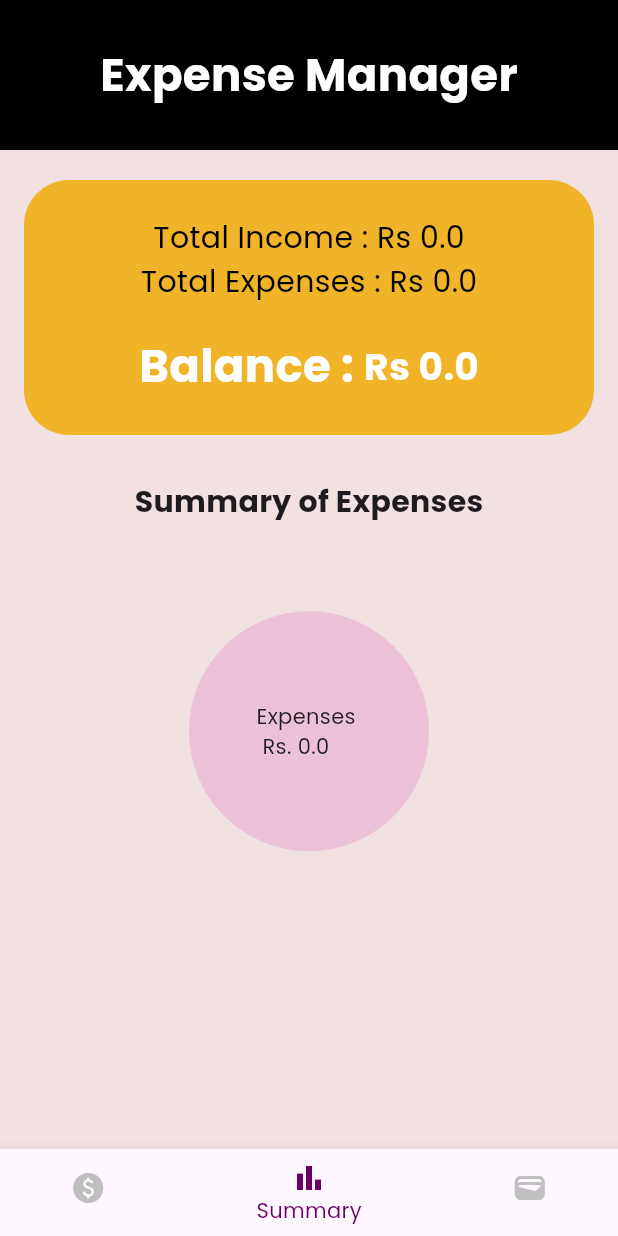
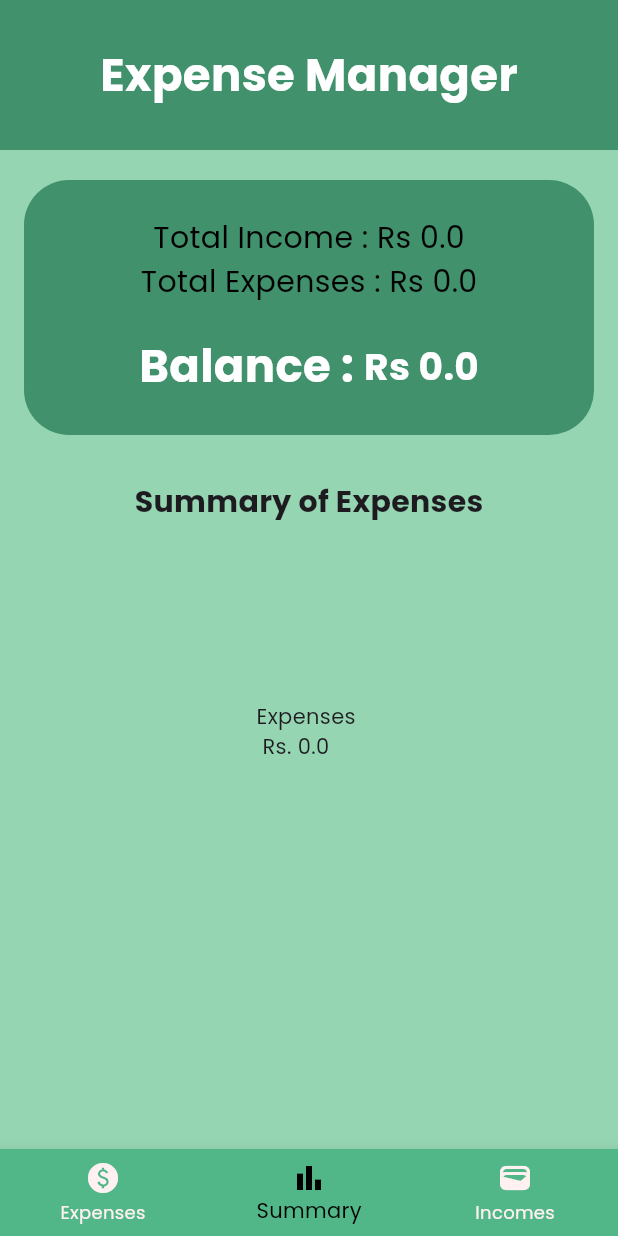
Before and after one commit to iRajapaksha/Expense-Manager-App, a Flutter app: the screen it shows after launch, after a tap on an icon or button, on a phone screen of 412 x 824 dp. Run offline on Flutter 3.47's test engine with Material 3 defaults, Android fonts, the light colour scheme and no system bars; drawn by our look-alikes of fl_chart; our stand-ins replace hive, hive_flutter, shared_preferences, smooth_page_indicator; accounts and stored records are empty.

Commit message:
color changed

```diff
--- a/lib/components/tabs.dart
+++ b/lib/components/tabs.dart
@@ -29,7 +29,6 @@ class _TabsControllerState extends State<TabsController> {
   Widget build(BuildContext context) {
     return SafeArea(
       child: Scaffold(
-        backgroundColor: Color.fromARGB(255, 255, 255, 255),
         body: _pages[_selectedIndex],
         bottomNavigationBar: BottomNavigationBar(
           items: const <BottomNavigationBarItem>[
@@ -46,13 +45,13 @@ class _TabsControllerState extends State<TabsController> {
               label: 'Incomes',
             ),
           ],
+          backgroundColor: Color.fromRGBO(82, 183, 136, 1),
           currentIndex: _selectedIndex,
           onTap: _onItemTapped,
-          type: BottomNavigationBarType.shifting,
-          selectedItemColor: Color.fromARGB(255, 107, 0, 102),
-          unselectedItemColor: Color.fromARGB(255, 192, 191, 191),
-          //backgroundColor: Color.fromARGB(255, 0, 0, 0),
-          //fixedColor: Color.fromARGB(255, 53, 192, 69),
+          type: BottomNavigationBarType.fixed,
+          selectedItemColor: Color.fromARGB(255, 0, 0, 0),
+          unselectedItemColor: Color.fromARGB(255, 255, 241, 241),
+
         ),
       ),
     );
--- a/lib/pages/splash_screen.dart
+++ b/lib/pages/splash_screen.dart
@@ -47,7 +47,7 @@ class _SplashScreenState extends State<SplashScreen>
   @override
   Widget build(BuildContext context) {
     return Scaffold(
-      backgroundColor: Colors.white, //Color.fromARGB(255, 2, 0, 114),
+      backgroundColor: Color.fromRGBO(149, 213, 178,1),
       body: Center(
         child: FadeTransition(
           opacity: _animation,
--- a/lib/pages/summary.dart
+++ b/lib/pages/summary.dart
@@ -55,11 +55,11 @@ class Summary extends StatelessWidget {
         .toList();
 
     return Scaffold(
-      backgroundColor: Color.fromARGB(31, 136, 6, 6),
+      backgroundColor: Color.fromRGBO(149, 213, 178,1),
       body: Column(
         children: [
           Container(
-            color: Color.fromARGB(255, 0, 0, 0),
+            color: Color.fromRGBO(64, 145, 108,1),
             height: 100,
             width: double.infinity,
             child: const Center(
@@ -83,7 +83,7 @@ class Summary extends StatelessWidget {
 
             decoration: BoxDecoration(
               borderRadius: BorderRadius.circular(30),
-              color: Color.fromARGB(223, 241, 173, 13),
+              color: Color.fromRGBO(64, 145, 108,1),
             ),
             //color: Colors.black87 ,
             child: Column(
@@ -101,12 +101,6 @@ class Summary extends StatelessWidget {
             ),
           ),
 
-          // const Row(
-          //   mainAxisAlignment: MainAxisAlignment.center,
-          //   children: [
-          //     //Text('asdsadaaaaaaaaaaaaaaaaaaaaaaaa'),
-
-          //   ],),
           const SizedBox(
             height: 30,
           ),
@@ -193,7 +187,7 @@ class Summary extends StatelessWidget {
                 sections: pieChartSections,
                 sectionsSpace: 0,
                 centerSpaceRadius: 80,
-                centerSpaceColor: Color.fromARGB(255, 236, 193, 216),
+               // centerSpaceColor: Color.fromRGBO(64, 145, 108,1),
               )),
           Text("Expenses \n Rs. ${totalExpense.toString()}"),
         ],
--- a/lib/pages/welcome.dart
+++ b/lib/pages/welcome.dart
@@ -37,6 +37,7 @@ class _WelcomePageState extends State<WelcomePage> {
     final screenWidth = MediaQuery.of(context).size.width;
     final screenHeight = MediaQuery.of(context).size.height;
     return Scaffold(
+      backgroundColor: Color.fromRGBO(149, 213, 178,1),
       body: Stack(
         children: [
           PageView(
--- a/lib/widgets/expense_tile.dart
+++ b/lib/widgets/expense_tile.dart
@@ -9,7 +9,7 @@ class ExpenseTile extends StatelessWidget {
   @override
   Widget build(BuildContext context) {
     return Card(
-      color: Color.fromARGB(255, 147, 149, 153),
+      color: Color.fromRGBO(64, 145, 108,1),
       child: Padding(
         padding: const EdgeInsets.symmetric(horizontal: 20, vertical: 10),
         child: Column(
```
Also changed, not shown: lib/pages/expenses.dart (+6 -17 lines), lib/pages/incomes.dart (+5 -4 lines).
